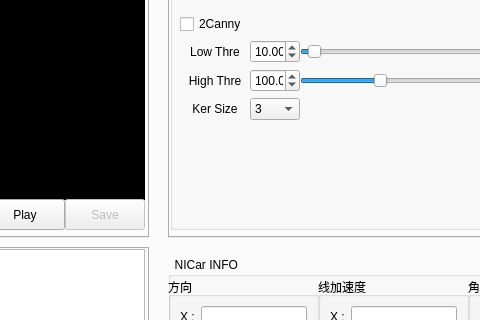
DoiryCool/Qt5-Ros-NICar, file ui/mainWindow.ui: the form before one commit; both pictures show x 474 to 954 and y 204 to 524 of the 1177 by 790 pixel window.
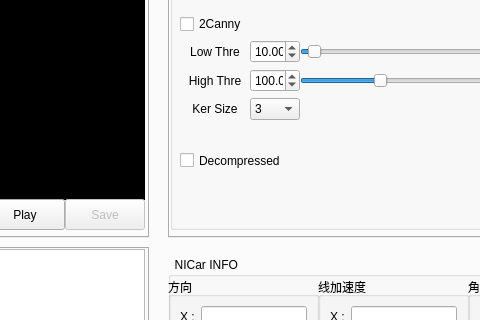
The form after the commit. The open tabs and pages were chosen to show the change.

Patch:
```diff
--- a/ui/mainWindow.ui
+++ b/ui/mainWindow.ui
@@ -1090,6 +1090,19 @@
           <string>Laplacian</string>
          </property>
         </widget>
+        <widget class="QCheckBox" name="cb_decompressed">
+         <property name="geometry">
+          <rect>
+           <x>10</x>
+           <y>320</y>
+           <width>121</width>
+           <height>23</height>
+          </rect>
+         </property>
+         <property name="text">
+          <string>Decompressed</string>
+         </property>
+        </widget>
        </widget>
       </widget>
       <widget class="QWidget" name="tab_map">
```
